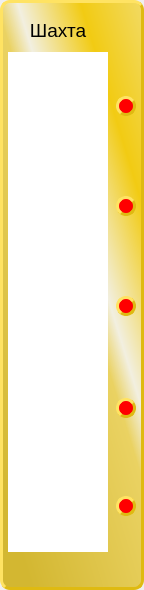
This is interfaces/liftShaft.ui in ZalmanHack/Elevator as Qt 5 draws it before an edit. The edited form follows.
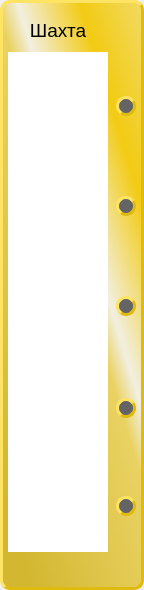
This is the edited form. Icons and pictures are not drawn.

The edit to the form file:
```diff
--- a/interfaces/liftShaft.ui
+++ b/interfaces/liftShaft.ui
@@ -106,7 +106,7 @@
         </property>
         <property name="styleSheet">
          <string notr="true">QPushButton {
-	background-color: rgb(255, 0, 0);
+	background-color: rgb(100, 100, 100);
 	border-style: outset;
 	border-radius: 10px;
 	border-width: 3px;
@@ -151,7 +151,7 @@
         </property>
         <property name="styleSheet">
          <string notr="true">QPushButton {
-	background-color: rgb(255, 0, 0);
+	background-color: rgb(100, 100, 100);
 	border-style: outset;
 	border-radius: 10px;
 	border-width: 3px;
@@ -448,7 +448,7 @@
         </property>
         <property name="styleSheet">
          <string notr="true">QPushButton {
-	background-color: rgb(255, 0, 0);
+	background-color: rgb(100, 100, 100);
 	border-style: outset;
 	border-radius: 10px;
 	border-width: 3px;
@@ -552,7 +552,7 @@
         </property>
         <property name="styleSheet">
          <string notr="true">QPushButton {
-	background-color: rgb(255, 0, 0);
+	background-color: rgb(100, 100, 100);
 	border-style: outset;
 	border-radius: 10px;
 	border-width: 3px;
@@ -597,7 +597,7 @@
         </property>
         <property name="styleSheet">
          <string notr="true">QPushButton {
-	background-color: rgb(255, 0, 0);
+	background-color: rgb(100, 100, 100);
 	border-style: outset;
 	border-radius: 10px;
 	border-width: 3px;
```
Left out of the diff: 10 changed lines with no effect on the pictures.
